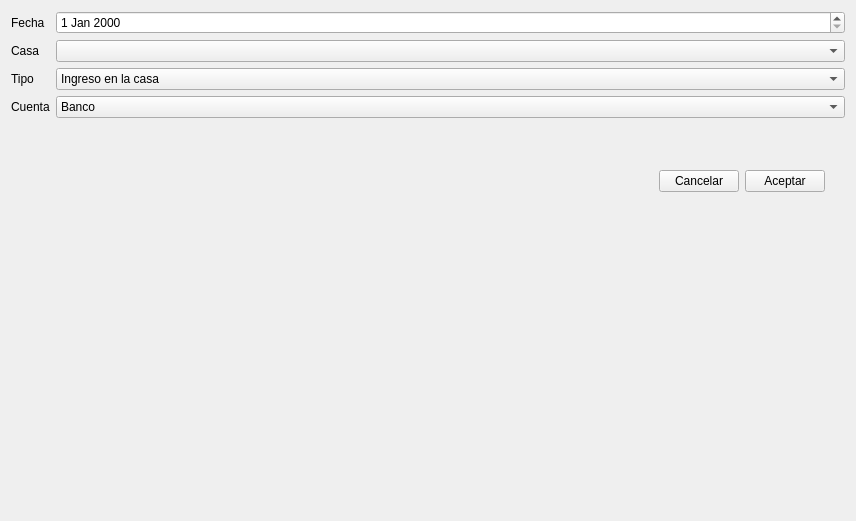
Old version of the form ui/new_bank.ui in the repository soker90/betcon.
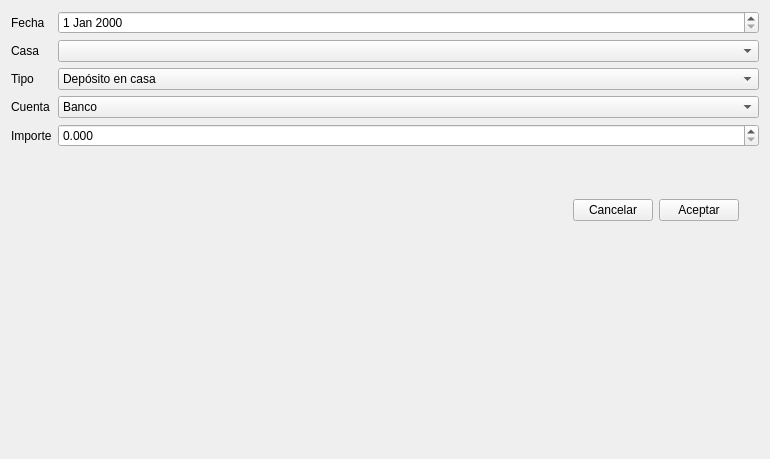
New version of the form.

Commit message: 1. Added bank management

The edit to the form file:
```diff
--- a/ui/new_bank.ui
+++ b/ui/new_bank.ui
@@ -6,8 +6,8 @@
    <rect>
     <x>0</x>
     <y>0</y>
-    <width>856</width>
-    <height>521</height>
+    <width>770</width>
+    <height>459</height>
    </rect>
   </property>
   <property name="windowTitle">
@@ -25,6 +25,9 @@
          </property>
         </widget>
        </item>
+       <item row="0" column="1">
+        <widget class="QDateEdit" name="txtDate"/>
+       </item>
        <item row="1" column="0">
         <widget class="QLabel" name="label">
          <property name="text">
@@ -39,20 +42,6 @@
          </property>
         </widget>
        </item>
-       <item row="2" column="1">
-        <widget class="QComboBox" name="cmbSport">
-         <item>
-          <property name="text">
-           <string>Ingreso en la casa</string>
-          </property>
-         </item>
-         <item>
-          <property name="text">
-           <string>Transferencia a la cuenta</string>
-          </property>
-         </item>
-        </widget>
-       </item>
        <item row="2" column="0">
         <widget class="QLabel" name="label_2">
          <property name="text">
@@ -60,7 +49,64 @@
          </property>
         </widget>
        </item>
+       <item row="2" column="1">
+        <widget class="QComboBox" name="cmbType">
+         <item>
+          <property name="text">
+           <string>Depósito en casa</string>
+          </property>
+         </item>
+         <item>
+          <property name="text">
+           <string>Retirada a cuenta</string>
+          </property>
+         </item>
+        </widget>
+       </item>
+       <item row="3" column="0">
+        <widget class="QLabel" name="label_3">
+         <property name="text">
+          <string>Cuenta</string>
+         </property>
+        </widget>
+       </item>
+       <item row="3" column="1">
+        <widget class="QComboBox" name="cmbAccount">
+         <item>
+          <property name="text">
+           <string>Banco</string>
+          </property>
+         </item>
+         <item>
+          <property name="text">
+           <string>Paypal</string>
+          </property>
+         </item>
+         <item>
+          <property name="text">
+           <string>Skrill</string>
+          </property>
+         </item>
+        </widget>
+       </item>
+       <item row="4" column="0">
+        <widget class="QLabel" name="label_4">
+         <property name="text">
+          <string>Importe</string>
+         </property>
+        </widget>
+       </item>
        <item row="4" column="1">
+        <widget class="QDoubleSpinBox" name="txtMoney">
+         <property name="decimals">
+          <number>3</number>
+         </property>
+         <property name="maximum">
+          <double>999999.989999999990687</double>
+         </property>
+        </widget>
+       </item>
+       <item row="5" column="1">
         <layout class="QGridLayout" name="gridLayout_2">
          <item row="2" column="3">
           <widget class="QPushButton" name="btnAccept">
@@ -132,35 +178,6 @@
          </item>
         </layout>
        </item>
-       <item row="0" column="1">
-        <widget class="QDateEdit" name="dateEdit"/>
-       </item>
-       <item row="3" column="0">
-        <widget class="QLabel" name="label_3">
-         <property name="text">
-          <string>Cuenta</string>
-         </property>
-        </widget>
-       </item>
-       <item row="3" column="1">
-        <widget class="QComboBox" name="comboBox">
-         <item>
-          <property name="text">
-           <string>Banco</string>
-          </property>
-         </item>
-         <item>
-          <property name="text">
-           <string>Paypal</string>
-          </property>
-         </item>
-         <item>
-          <property name="text">
-           <string>Skrill</string>
-          </property>
-         </item>
-        </widget>
-       </item>
       </layout>
      </item>
     </layout>
```
Left out of the diff: 2 changed lines with no effect on the pictures. The commit also changes 15 other files.
